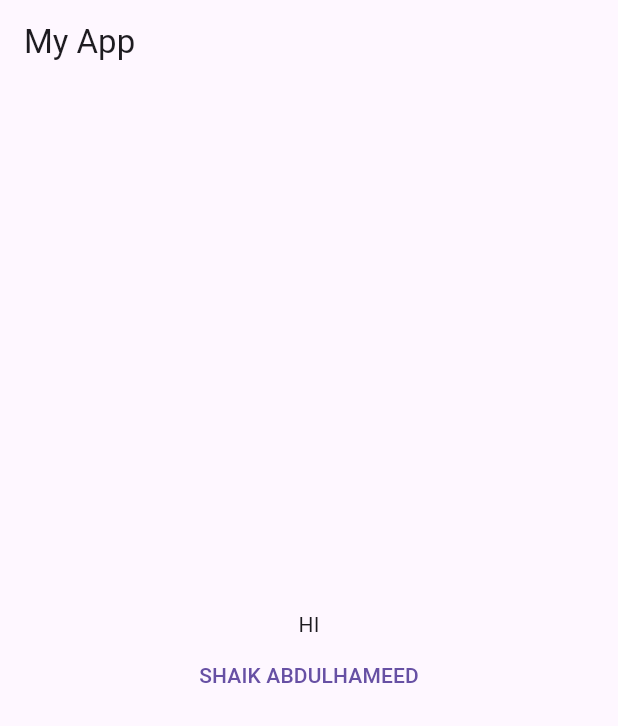
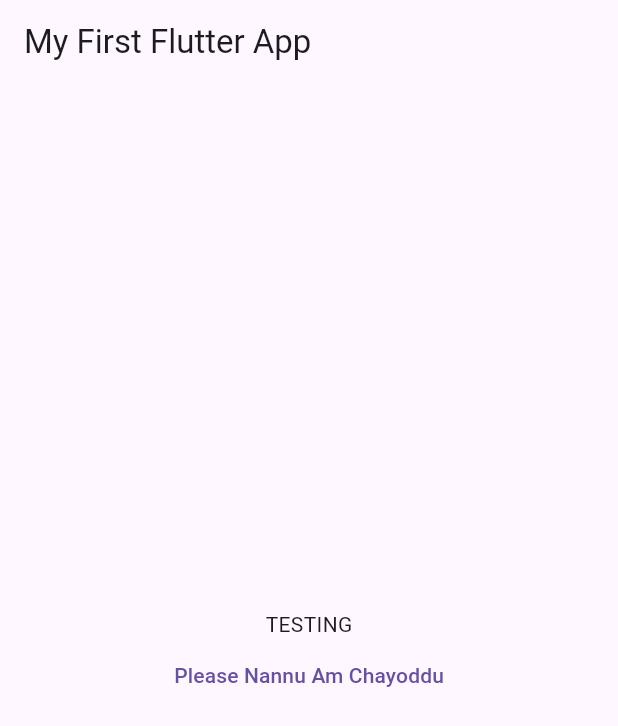
Before and after one commit to AbdulhameedSk/Flutter, a Flutter app: the screen it shows after launch, on a phone screen of 412 x 824 dp. Shown: the top 726 px of the screen. Run offline on Flutter 3.47's test engine with Material 3 defaults, Android fonts, the phone set to English and light mode, and no system bars.

```diff
--- a/lib/main.dart
+++ b/lib/main.dart
@@ -4,27 +4,40 @@ void main() {
   runApp(MyApp());
 }
 
-class MyApp extends StatelessWidget {
+class MyApp extends StatefulWidget {
+  const MyApp({Key? key}) : super(key: key);
+
+  @override
+  State<MyApp> createState() => _MyAppState();
+}
+
+class _MyAppState extends State<MyApp> {
+  String str = "Please Nannu Am Chayoddu";
+
   @override
   Widget build(BuildContext context) {
     return MaterialApp(
+      title: 'My First Flutter App',
       home: Scaffold(
         appBar: AppBar(
-          title: Text('My App'),
+          title: Text('My First Flutter App'),
         ),
         body: Column(
           mainAxisAlignment: MainAxisAlignment.center,
-          children:<Widget> [
-          Text("HI"),
-          Center(
-          child: TextButton(
-            child: Text('SHAIK ABDULHAMEED'),
-            onPressed: () {
-              print("Abbaa nokkesadu");
-            },
-          ),
-        ),],)
-
+          children: [
+            Center(
+              child: Text("TESTING"),
+            ),
+            TextButton(
+              child: Text(str),
+              onPressed: () {
+                setState(() {
+                  str = "Nokkodu ra Nannu Am Chayoddu";
+                });
+              },
+            ),
+          ],
+        ),
       ),
     );
   }
```
Also changed, not shown: pubspec.yaml (+8 -4 lines), pubspec.lock, 28 other files.
